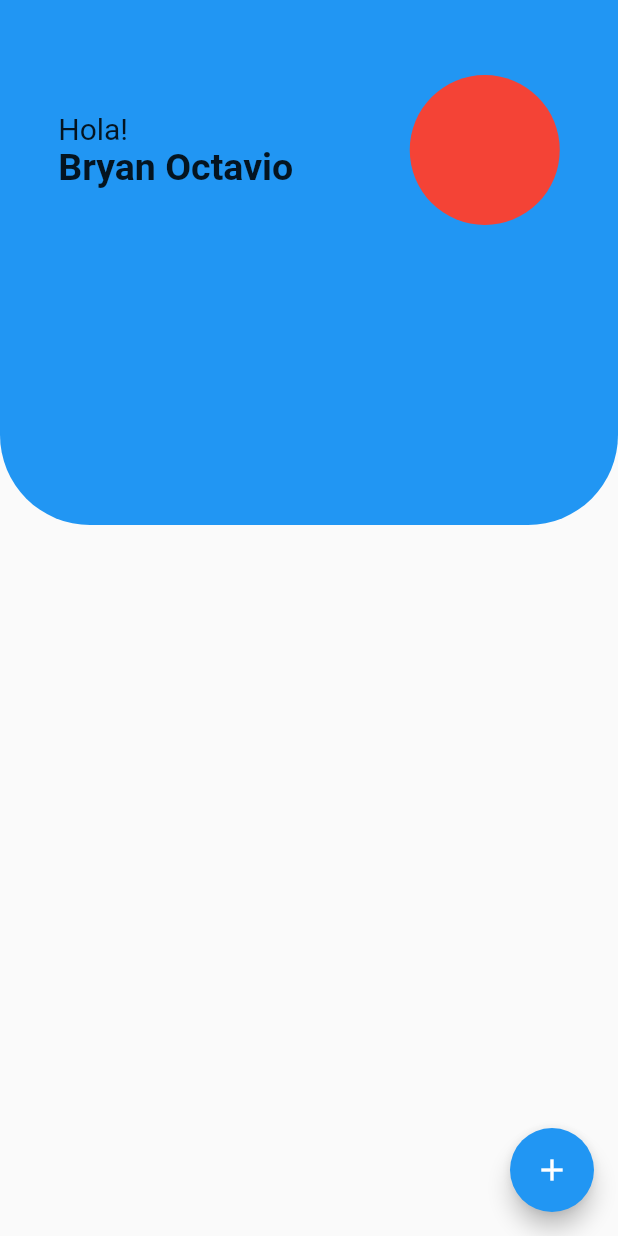
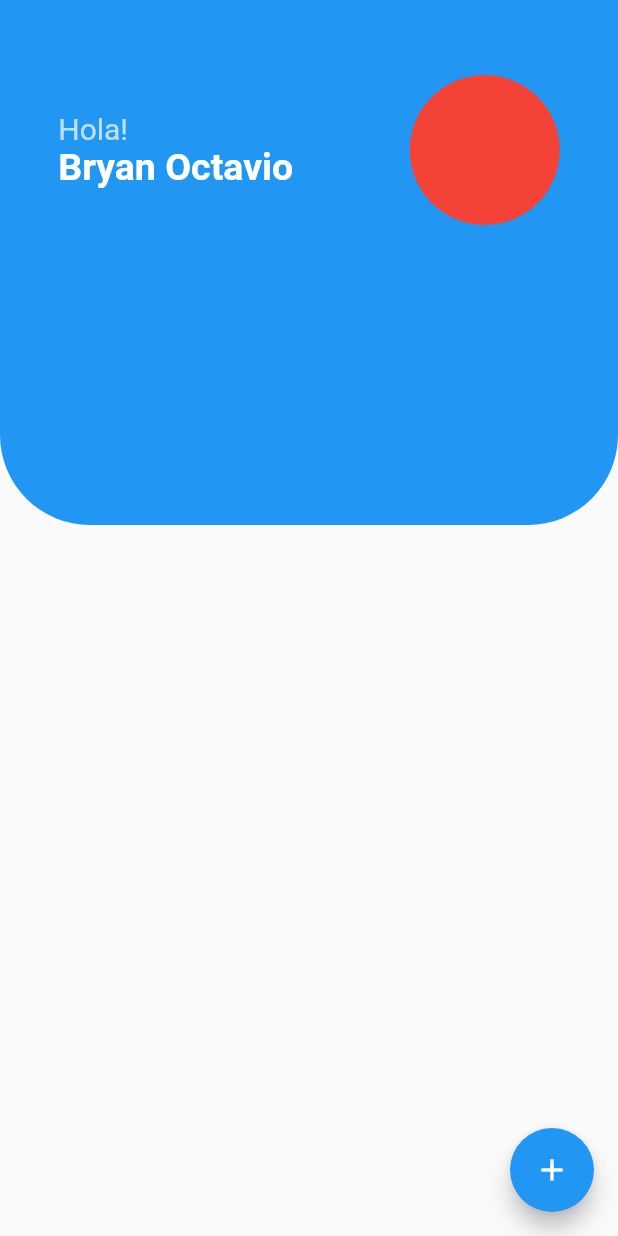
Before and after one commit to Tesam/my_stats, a Flutter app: the screen it shows after launch, on a phone screen of 412 x 824 dp. Run offline on Flutter 3.47's test engine with Material 2 defaults, Android fonts, the phone set to English and light mode, and no system bars.

Commit message:
refactor(home_appbar): change the appbar content text color

```diff
--- a/lib/home/ui/widgets/home_appbar.dart
+++ b/lib/home/ui/widgets/home_appbar.dart
@@ -24,6 +24,7 @@ class HomeAppbar extends StatelessWidget {
                   textAlign: TextAlign.left,
                   style: TextStyle(
                     fontSize: 20.0,
+                    color: Colors.white70
                   ),
                 ),
               ),
@@ -33,6 +34,7 @@ class HomeAppbar extends StatelessWidget {
                   textAlign: TextAlign.left,
                   style: TextStyle(
                     fontSize: 25.0,
+                    color: Colors.white,
                     fontWeight: FontWeight.bold,
                   ),
                 ),
```
